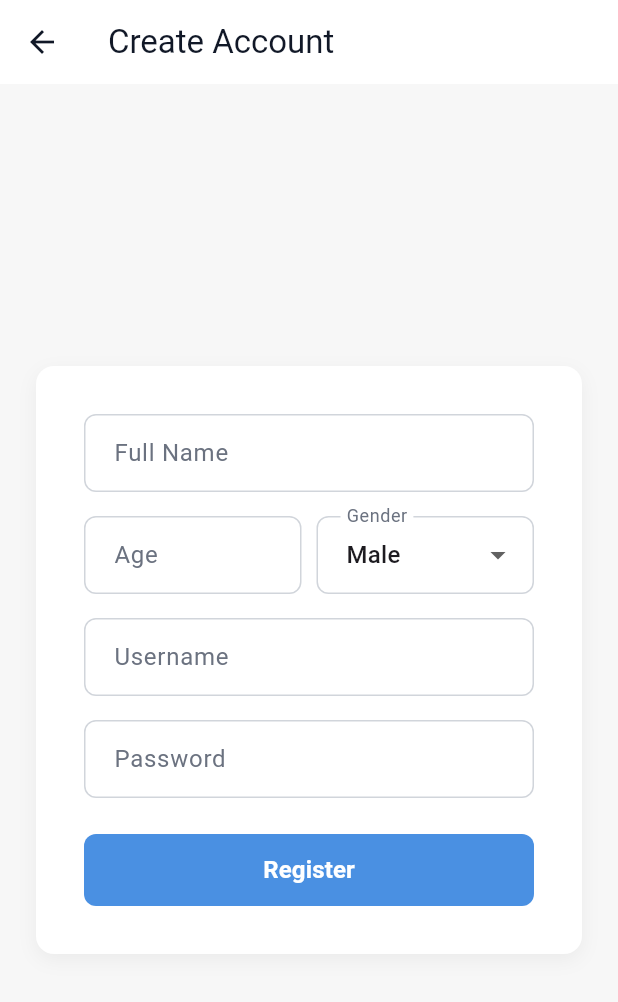
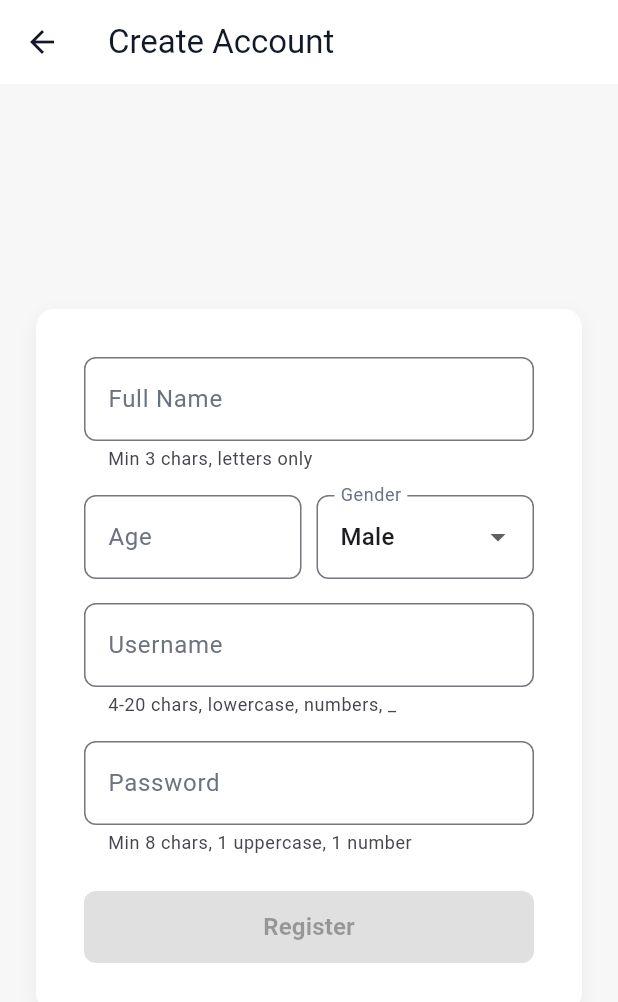
Before and after one commit to sisoalt/GymPal-Flutter, a Flutter app: the RegisterScreen screen opened directly, on a phone screen of 412 x 824 dp. Shown: the top 1002 px of the screen. Run offline on Flutter 3.47's test engine with Material 3 defaults, Android fonts, the phone set to English and light mode, and no system bars; our stand-ins replace hive, hive_flutter, image_picker; accounts and stored records are empty.

Commit message:
Introduce initial user authentication flow including login and registration screens with a dedicated provider.

```diff
--- a/gympal/lib/screens/auth/register_screen.dart
+++ b/gympal/lib/screens/auth/register_screen.dart
@@ -18,15 +18,64 @@ class _RegisterScreenState extends State<RegisterScreen> {
   final _usernameController = TextEditingController();
   final _passwordController = TextEditingController();
   String _selectedGender = 'Male';
+  bool _isFormValid = false;
+
+  void _checkFormValidity() {
+    final isValid =
+      _validateName(_nameController.text) == null &&
+      _validateAge(_ageController.text) == null &&
+      _validateUsername(_usernameController.text) == null &&
+      _validatePassword(_passwordController.text) == null;
+
+    if (isValid != _isFormValid) {
+      setState(() => _isFormValid = isValid);
+    }
+  }
+
+  String? _validateName(String? val) {
+    if (val == null || val.isEmpty) return "Full name is required";
+    if (val.length < 3) return "Full name must be at least 3 characters";
+    if (val.length > 50) return "Full name must be at most 50 characters";
+    if (!RegExp(r"^[a-zA-Z\s]+$").hasMatch(val)) return "Only letters and spaces are allowed";
+    if (val.startsWith(' ') || val.endsWith(' ')) return "Cannot start or end with a space";
+    return null;
+  }
+
+  String? _validateUsername(String? val) {
+    if (val == null || val.isEmpty) return "Username is required";
+    if (val.length < 4) return "Username must be 4–20 characters";
+    if (val.length > 20) return "Username must be 4–20 characters";
+    if (!RegExp(r"^[a-z0-9_]+$").hasMatch(val)) return "Only lowercase letters, numbers, and underscore allowed";
+    if (val.contains(' ')) return "No spaces allowed";
+    return null;
+  }
+
+  String? _validateAge(String? val) {
+    if (val == null || val.isEmpty) return "Age is required";
+    final age = int.tryParse(val);
+    if (age == null) return "Age must be a number";
+    if (age < 13 || age > 80) return "Age must be between 13 and 80";
+    return null;
+  }
+
+  String? _validatePassword(String? val) {
+    if (val == null || val.isEmpty) return "Password is required";
+    if (val.length < 8) return "Password must be at least 8 characters";
+    if (!RegExp(r'(?=.*[A-Z])').hasMatch(val)) return "Must include uppercase letter";
+    if (!RegExp(r'(?=.*[a-z])').hasMatch(val)) return "Must include lowercase letter";
+    if (!RegExp(r'(?=.*[0-9])').hasMatch(val)) return "Must include a number";
+    if (val.contains(' ')) return "No spaces allowed";
+    return null;
+  }
 
   void _handleRegister() async {
     if (_formKey.currentState!.validate()) {
       final newUser = UserModel(
-        fullName: _nameController.text,
-        age: int.parse(_ageController.text),
+        fullName: _nameController.text.trim(),
+        age: int.parse(_ageController.text.trim()),
         gender: _selectedGender,
-        username: _usernameController.text,
-        password: _passwordController.text,
+        username: _usernameController.text.trim(),
+        password: _passwordController.text.trim(),
       );
 
       final authProvider = Provider.of<AuthProvider>(context, listen: false);
@@ -78,44 +127,20 @@ class _RegisterScreenState extends State<RegisterScreen> {
             ),
             child: Form(
               key: _formKey,
+              onChanged: _checkFormValidity,
               child: Column(
                 mainAxisSize: MainAxisSize.min,
                 children: [
                   TextFormField(
                     controller: _nameController,
+                    autovalidateMode: AutovalidateMode.onUserInteraction,
                     decoration: InputDecoration(
                       labelText: "Full Name",
                       labelStyle: const TextStyle(color: Color(0xFF6B7280)),
-                      border: OutlineInputBorder(
-                        borderRadius: BorderRadius.circular(8),
-                        borderSide: const BorderSide(color: Color(0xFFD1D5DB)),
-                      ),
-                      enabledBorder: OutlineInputBorder(
-                        borderRadius: BorderRadius.circular(8),
-                        borderSide: const BorderSide(color: Color(0xFFD1D5DB)),
-                      ),
-                      focusedBorder: OutlineInputBorder(
-                        borderRadius: BorderRadius.circular(8),
-                        borderSide: const BorderSide(
-                          color: Color(0xFF4A90E2),
-                          width: 2,
-                        ),
-                      ),
-                      errorBorder: OutlineInputBorder(
-                        borderRadius: BorderRadius.circular(8),
-                        borderSide: const BorderSide(color: Colors.red),
-                      ),
-                      contentPadding: const EdgeInsets.symmetric(
-                        horizontal: 16,
-                        vertical: 14,
-                      ),
+                      border: OutlineInputBorder(borderRadius: BorderRadius.circular(8)),
+                      helperText: "Min 3 chars, letters only",
                     ),
-                    validator: (val) {
-                      if (val == null || val.trim().isEmpty) return "Enter name";
-                      if (val.trim().length < 2) return "Name too short";
-                      if (val.trim().length > 50) return "Name too long";
-                      return null;
-                    },
+                    validator: _validateName,
                   ),
                   const SizedBox(height: 16),
                   Row(
@@ -124,88 +149,27 @@ class _RegisterScreenState extends State<RegisterScreen> {
                         child: TextFormField(
                           controller: _ageController,
                           keyboardType: TextInputType.number,
+                          autovalidateMode: AutovalidateMode.onUserInteraction,
                           decoration: InputDecoration(
                             labelText: "Age",
-                            labelStyle: const TextStyle(
-                              color: Color(0xFF6B7280),
-                            ),
-                            border: OutlineInputBorder(
-                              borderRadius: BorderRadius.circular(8),
-                              borderSide: const BorderSide(
-                                color: Color(0xFFD1D5DB),
-                              ),
-                            ),
-                            enabledBorder: OutlineInputBorder(
-                              borderRadius: BorderRadius.circular(8),
-                              borderSide: const BorderSide(
-                                color: Color(0xFFD1D5DB),
-                              ),
-                            ),
-                            focusedBorder: OutlineInputBorder(
-                              borderRadius: BorderRadius.circular(8),
-                              borderSide: const BorderSide(
-                                color: Color(0xFF4A90E2),
-                                width: 2,
-                              ),
-                            ),
-                            errorBorder: OutlineInputBorder(
-                              borderRadius: BorderRadius.circular(8),
-                              borderSide: const BorderSide(color: Colors.red),
-                            ),
-                            contentPadding: const EdgeInsets.symmetric(
-                              horizontal: 16,
-                              vertical: 14,
-                            ),
+                            labelStyle: const TextStyle(color: Color(0xFF6B7280)),
+                            border: OutlineInputBorder(borderRadius: BorderRadius.circular(8)),
                           ),
-                          validator: (val) {
-                            if (val == null || val.trim().isEmpty) return "Enter age";
-                            final age = int.tryParse(val);
-                            if (age == null) return "Invalid age";
-                            if (age < 10 || age > 120) return "Age must be 10-120";
-                            return null;
-                          },
+                          validator: _validateAge,
                         ),
                       ),
                       const SizedBox(width: 10),
                       Expanded(
                         child: DropdownButtonFormField<String>(
-                          initialValue: _selectedGender,
+                          value: _selectedGender,
                           items: ['Male', 'Female', 'Other']
-                              .map(
-                                (g) =>
-                                    DropdownMenuItem(value: g, child: Text(g)),
-                              )
+                              .map((g) => DropdownMenuItem(value: g, child: Text(g)))
                               .toList(),
-                          onChanged: (val) =>
-                              setState(() => _selectedGender = val!),
+                          onChanged: (val) => setState(() => _selectedGender = val!),
                           decoration: InputDecoration(
                             labelText: "Gender",
-                            labelStyle: const TextStyle(
-                              color: Color(0xFF6B7280),
-                            ),
-                            border: OutlineInputBorder(
-                              borderRadius: BorderRadius.circular(8),
-                              borderSide: const BorderSide(
-                                color: Color(0xFFD1D5DB),
-                              ),
-                            ),
-                            enabledBorder: OutlineInputBorder(
-                              borderRadius: BorderRadius.circular(8),
-                              borderSide: const BorderSide(
-                                color: Color(0xFFD1D5DB),
-                              ),
-                            ),
-                            focusedBorder: OutlineInputBorder(
-                              borderRadius: BorderRadius.circular(8),
-                              borderSide: const BorderSide(
-                                color: Color(0xFF4A90E2),
-                                width: 2,
-                              ),
-                            ),
-                            contentPadding: const EdgeInsets.symmetric(
-                              horizontal: 16,
-                              vertical: 14,
-                            ),
+                            labelStyle: const TextStyle(color: Color(0xFF6B7280)),
+                            border: OutlineInputBorder(borderRadius: BorderRadius.circular(8)),
                           ),
                         ),
                       ),
@@ -214,104 +178,46 @@ class _RegisterScreenState extends State<RegisterScreen> {
                   const SizedBox(height: 16),
                   TextFormField(
                     controller: _usernameController,
+                    autovalidateMode: AutovalidateMode.onUserInteraction,
                     decoration: InputDecoration(
                       labelText: "Username",
+                      helperText: "4-20 chars, lowercase, numbers, _",
                       labelStyle: const TextStyle(color: Color(0xFF6B7280)),
-                      border: OutlineInputBorder(
-                        borderRadius: BorderRadius.circular(8),
-                        borderSide: const BorderSide(color: Color(0xFFD1D5DB)),
-                      ),
-                      enabledBorder: OutlineInputBorder(
-                        borderRadius: BorderRadius.circular(8),
-                        borderSide: const BorderSide(color: Color(0xFFD1D5DB)),
-                      ),
-                      focusedBorder: OutlineInputBorder(
-                        borderRadius: BorderRadius.circular(8),
-                        borderSide: const BorderSide(
-                          color: Color(0xFF4A90E2),
-                          width: 2,
-                        ),
-                      ),
-                      errorBorder: OutlineInputBorder(
-                        borderRadius: BorderRadius.circular(8),
-                        borderSide: const BorderSide(color: Colors.red),
-                      ),
-                      contentPadding: const EdgeInsets.symmetric(
-                        horizontal: 16,
-                        vertical: 14,
-                      ),
+                      border: OutlineInputBorder(borderRadius: BorderRadius.circular(8)),
                     ),
-                    validator: (val) {
-                      if (val == null || val.trim().isEmpty) return "Enter username";
-                      if (val.trim().length < 3) return "Username too short";
-                      if (val.trim().length > 20) return "Username too long";
-                      return null;
-                    },
+                    validator: _validateUsername,
                   ),
                   const SizedBox(height: 16),
                   TextFormField(
                     controller: _passwordController,
                     obscureText: true,
+                    autovalidateMode: AutovalidateMode.onUserInteraction,
                     decoration: InputDecoration(
                       labelText: "Password",
+                      helperText: "Min 8 chars, 1 uppercase, 1 number",
                       labelStyle: const TextStyle(color: Color(0xFF6B7280)),
-                      border: OutlineInputBorder(
-                        borderRadius: BorderRadius.circular(8),
-                        borderSide: const BorderSide(color: Color(0xFFD1D5DB)),
-                      ),
-                      enabledBorder: OutlineInputBorder(
-                        borderRadius: BorderRadius.circular(8),
-                        borderSide: const BorderSide(color: Color(0xFFD1D5DB)),
-                      ),
-                      focusedBorder: OutlineInputBorder(
-                        borderRadius: BorderRadius.circular(8),
-                        borderSide: const BorderSide(
-                          color: Color(0xFF4A90E2),
-                          width: 2,
-                        ),
-                      ),
-                      errorBorder: OutlineInputBorder(
-                        borderRadius: BorderRadius.circular(8),
-                        borderSide: const BorderSide(color: Colors.red),
-                      ),
-                      contentPadding: const EdgeInsets.symmetric(
-                        horizontal: 16,
-                        vertical: 14,
-                      ),
+                      border: OutlineInputBorder(borderRadius: BorderRadius.circular(8)),
                     ),
-                    validator: (val) {
-                      if (val == null || val.isEmpty) return "Enter password";
-                      if (val.length < 6) return "Password must be at least 6 characters";
-                      return null;
-                    },
+                    validator: _validatePassword,
                   ),
                   const SizedBox(height: 24),
                   Consumer<AuthProvider>(
                     builder: (context, auth, _) {
                       return auth.isLoading
-                          ? const CircularProgressIndicator(
-                              color: Color(0xFF4A90E2),
-                            )
+                          ? const CircularProgressIndicator(color: Color(0xFF4A90E2))
                           : SizedBox(
                               width: double.infinity,
                               height: 48,
                               child: ElevatedButton(
-                                onPressed: _handleRegister,
+                                onPressed: _isFormValid ? _handleRegister : null,
                                 style: ElevatedButton.styleFrom(
                                   backgroundColor: const Color(0xFF4A90E2),
+                                  disabledBackgroundColor: Colors.grey[300],
                                   foregroundColor: Colors.white,
                                   elevation: 0,
-                                  shape: RoundedRectangleBorder(
-                                    borderRadius: BorderRadius.circular(8),
-                                  ),
+                                  shape: RoundedRectangleBorder(borderRadius: BorderRadius.circular(8)),
                                 ),
-                                child: const Text(
-                                  "Register",
-                                  style: TextStyle(
-                                    fontSize: 16,
-                                    fontWeight: FontWeight.w600,
-                                  ),
-                                ),
+                                child: const Text("Register", style: TextStyle(fontSize: 16, fontWeight: FontWeight.w600)),
                               ),
                             );
                     },
```
